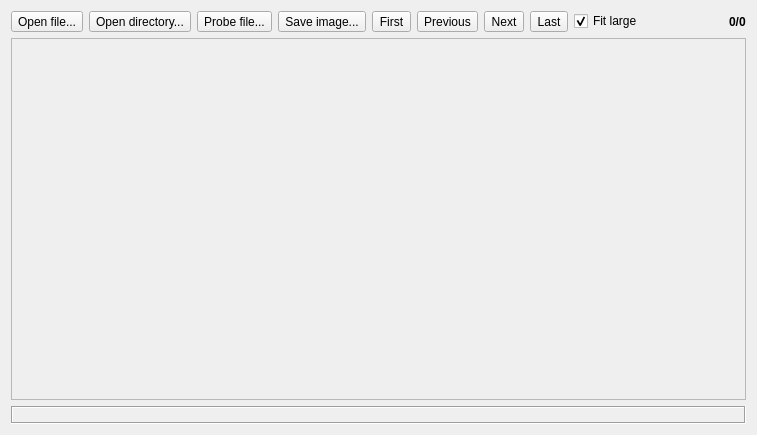
Before: the Qt Designer form examples/c++/qt/deep-diver-with-c-api/qtsail.ui in HappySeaFox/sail, drawn with Qt 5.
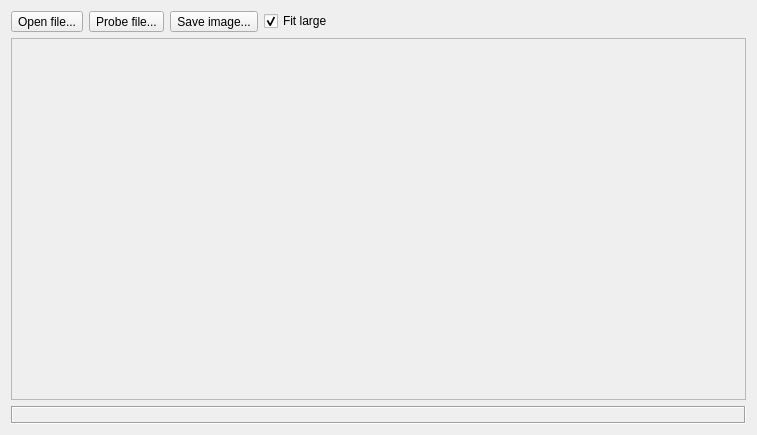
After: the same form once the commit is applied.

```diff
--- a/examples/c++/qt/deep-diver-with-c-api/qtsail.ui
+++ b/examples/c++/qt/deep-diver-with-c-api/qtsail.ui
@@ -23,13 +23,6 @@
        </property>
       </widget>
      </item>
-     <item>
-      <widget class="QToolButton" name="pushOpenDir">
-       <property name="text">
-        <string>Open directory...</string>
-       </property>
-      </widget>
-     </item>
      <item>
       <widget class="QToolButton" name="pushProbe">
        <property name="text">
@@ -44,34 +37,6 @@
        </property>
       </widget>
      </item>
-     <item>
-      <widget class="QToolButton" name="pushFirst">
-       <property name="text">
-        <string>First</string>
-       </property>
-      </widget>
-     </item>
-     <item>
-      <widget class="QToolButton" name="pushPrevious">
-       <property name="text">
-        <string>Previous</string>
-       </property>
-      </widget>
-     </item>
-     <item>
-      <widget class="QToolButton" name="pushNext">
-       <property name="text">
-        <string>Next</string>
-       </property>
-      </widget>
-     </item>
-     <item>
-      <widget class="QToolButton" name="pushLast">
-       <property name="text">
-        <string>Last</string>
-       </property>
-      </widget>
-     </item>
      <item>
       <widget class="QCheckBox" name="checkFit">
        <property name="text">
@@ -95,19 +60,6 @@
        </property>
       </spacer>
      </item>
-     <item>
-      <widget class="QLabel" name="labelCounter">
-       <property name="font">
-        <font>
-         <weight>75</weight>
-         <bold>true</bold>
-        </font>
-       </property>
-       <property name="text">
-        <string>0/0</string>
-       </property>
-      </widget>
-     </item>
     </layout>
    </item>
    <item row="2" column="0">
```
Left out of the diff: 5 changed lines with no effect on the pictures.
